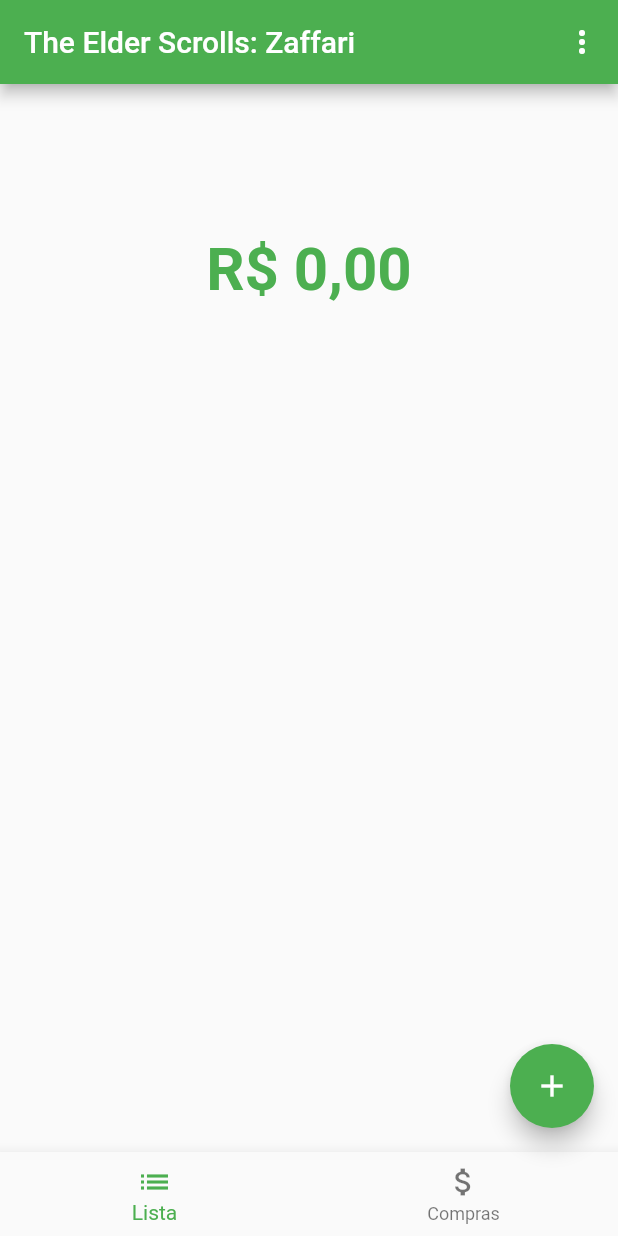
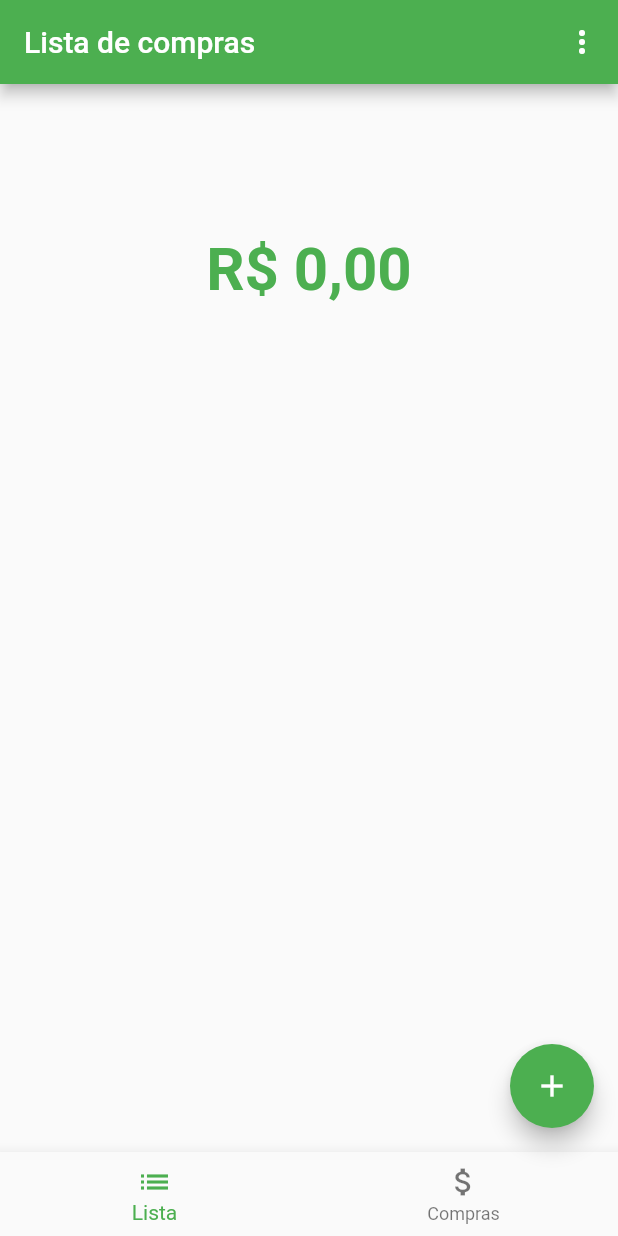
Before and after one commit to yrachid/groceries, a Flutter app: the screen it shows after launch, on a phone screen of 412 x 824 dp. Run offline on Flutter 3.47's test engine with Material 2 defaults, Android fonts, the phone set to English and light mode, and no system bars.

Commit message:
Serious application title

```diff
--- a/lib/main.dart
+++ b/lib/main.dart
@@ -16,12 +16,12 @@ class MyApp extends StatelessWidget {
   @override
   Widget build(BuildContext context) {
     return MaterialApp(
-      title: 'The Elder Scrolls: Zaffari',
+      title: 'Lista de compras',
       theme: ThemeData(
         primarySwatch: Colors.green,
         visualDensity: VisualDensity.adaptivePlatformDensity,
       ),
-      home: MyHomePage(title: 'The Elder Scrolls: Zaffari'),
+      home: MyHomePage(title: 'Lista de compras'),
     );
   }
 }
```
